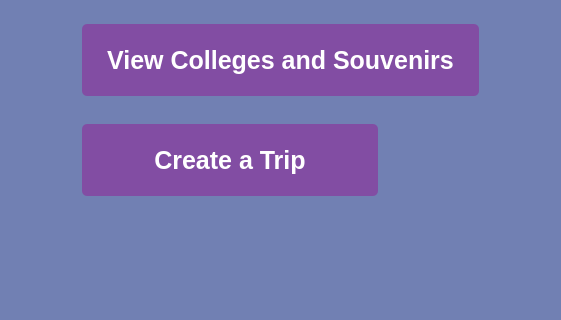
Before: the Qt Designer form mainwindow.ui in celesterock/March12Version, drawn with Qt 5; both pictures show x 150 to 711 and y 140 to 460 of the 800 by 594 pixel window.
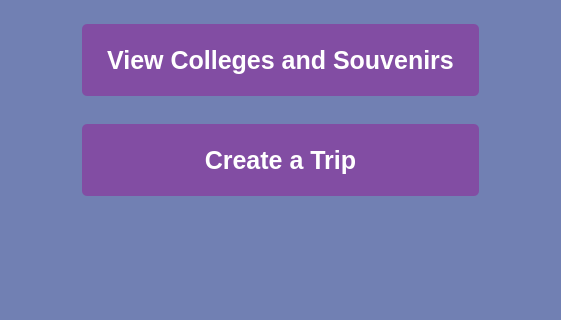
After: the same form once the commit is applied.

The edit to the form file:
```diff
--- a/mainwindow.ui
+++ b/mainwindow.ui
@@ -64,7 +64,7 @@
      <rect>
       <x>230</x>
       <y>260</y>
-      <width>300</width>
+      <width>401</width>
       <height>80</height>
      </rect>
     </property>
```
